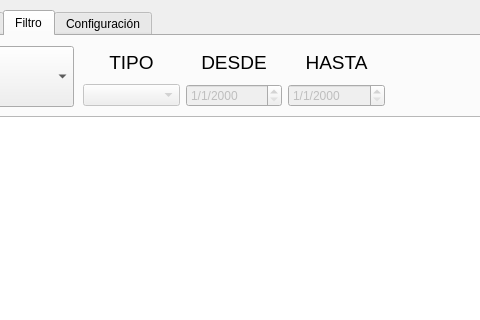
Qt form mainwindow.ui (igorrecioh/home_expenses_dsktp) before a commit; both pictures show x 99 to 579 and y 0 to 320 of the 898 by 605 pixel window.
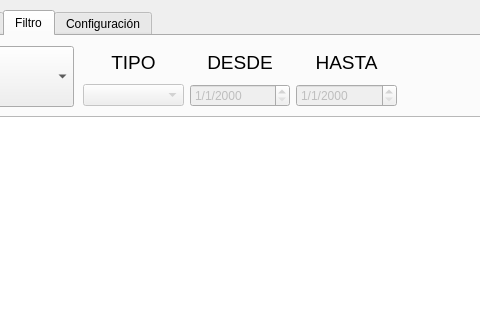
The same form after that commit. The open tabs and pages were chosen to show the change.

```diff
--- a/mainwindow.ui
+++ b/mainwindow.ui
@@ -316,7 +316,7 @@
        <rect>
         <x>170</x>
         <y>10</y>
-        <width>302</width>
+        <width>314</width>
         <height>61</height>
        </rect>
       </property>
```
Left out of the diff: 4 changed lines with no effect on the pictures.
